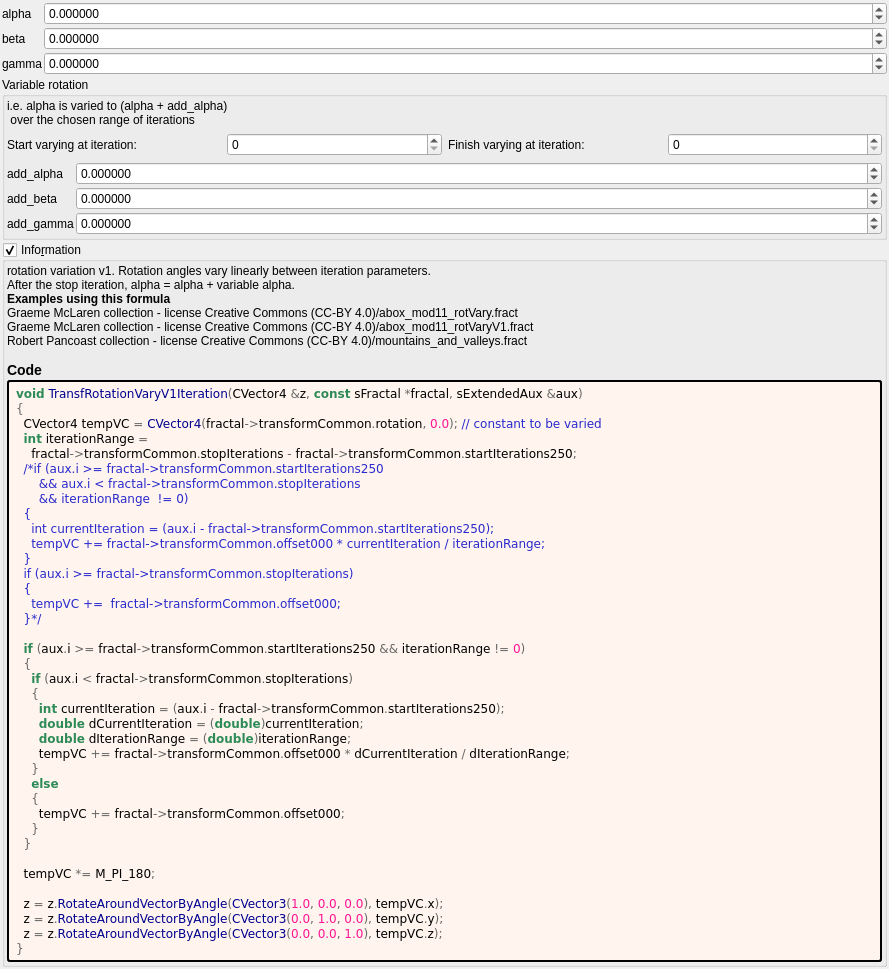
Old version of the form mandelbulber2/formula/ui/transf_rotation_vary_v1.ui in the repository buddhi1980/mandelbulber2.
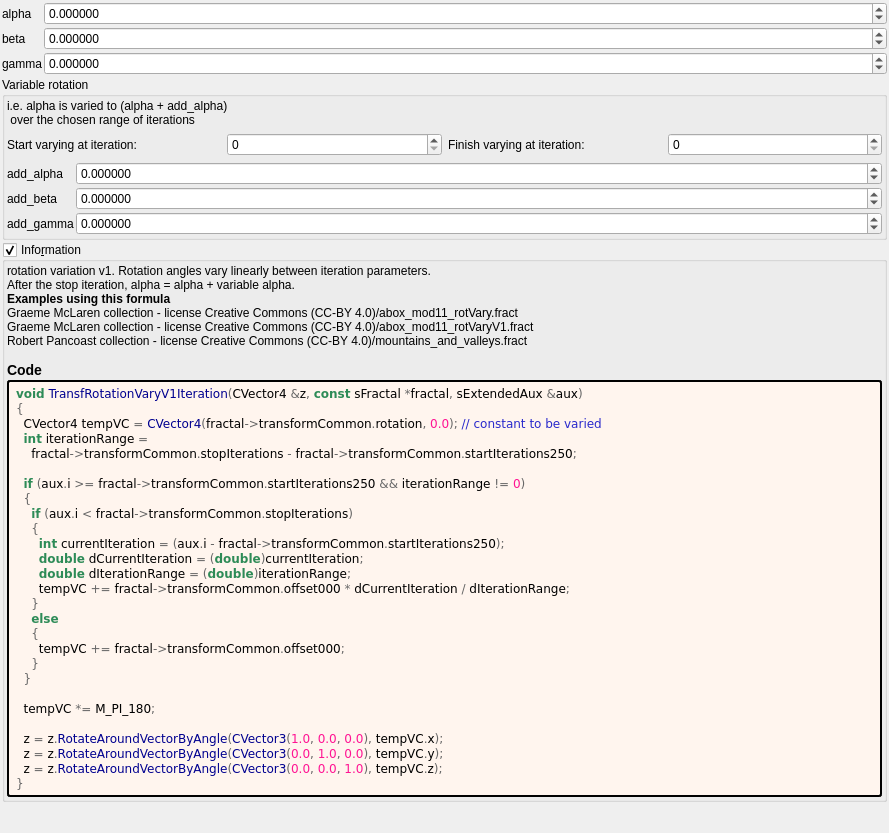
New version of the form. Custom widgets are drawn as their Qt base class.

What changed in the file:
```diff
--- a/mandelbulber2/formula/ui/transf_rotation_vary_v1.ui
+++ b/mandelbulber2/formula/ui/transf_rotation_vary_v1.ui
@@ -389,17 +389,6 @@
   CVector4 tempVC &lt;span style=&quot;color:#676767&quot;&gt;=&lt;/span&gt; &lt;span style=&quot;color:#00008f&quot;&gt;CVector4&lt;/span&gt;&lt;span style=&quot;color:#676767&quot;&gt;(&lt;/span&gt;fractal&lt;span style=&quot;color:#676767&quot;&gt;-&amp;gt;&lt;/span&gt;transformCommon&lt;span style=&quot;color:#676767&quot;&gt;.&lt;/span&gt;rotation&lt;span style=&quot;color:#676767&quot;&gt;,&lt;/span&gt; &lt;span style=&quot;color:#ff1493&quot;&gt;0.0&lt;/span&gt;&lt;span style=&quot;color:#676767&quot;&gt;);&lt;/span&gt; &lt;span style=&quot;color:#2929cc&quot;&gt;// constant to be varied&lt;/span&gt;
   &lt;span style=&quot;color:#2e8b57; font-weight:bold&quot;&gt;int&lt;/span&gt; iterationRange &lt;span style=&quot;color:#676767&quot;&gt;=&lt;/span&gt;
     fractal&lt;span style=&quot;color:#676767&quot;&gt;-&amp;gt;&lt;/span&gt;transformCommon&lt;span style=&quot;color:#676767&quot;&gt;.&lt;/span&gt;stopIterations &lt;span style=&quot;color:#676767&quot;&gt;-&lt;/span&gt; fractal&lt;span style=&quot;color:#676767&quot;&gt;-&amp;gt;&lt;/span&gt;transformCommon&lt;span style=&quot;color:#676767&quot;&gt;.&lt;/span&gt;startIterations250&lt;span style=&quot;color:#676767&quot;&gt;;&lt;/span&gt;
-  &lt;span style=&quot;color:#2929cc&quot;&gt;/*if (aux.i &amp;gt;= fractal-&amp;gt;transformCommon.startIterations250&lt;/span&gt;
-&lt;span style=&quot;color:#2929cc&quot;&gt;      &amp;amp;&amp;amp; aux.i &amp;lt; fractal-&amp;gt;transformCommon.stopIterations&lt;/span&gt;
-&lt;span style=&quot;color:#2929cc&quot;&gt;      &amp;amp;&amp;amp; iterationRange  != 0)&lt;/span&gt;
-&lt;span style=&quot;color:#2929cc&quot;&gt;  {&lt;/span&gt;
-&lt;span style=&quot;color:#2929cc&quot;&gt;    int currentIteration = (aux.i - fractal-&amp;gt;transformCommon.startIterations250);&lt;/span&gt;
-&lt;span style=&quot;color:#2929cc&quot;&gt;    tempVC += fractal-&amp;gt;transformCommon.offset000 * currentIteration / iterationRange;&lt;/span&gt;
-&lt;span style=&quot;color:#2929cc&quot;&gt;  }&lt;/span&gt;
-&lt;span style=&quot;color:#2929cc&quot;&gt;  if (aux.i &amp;gt;= fractal-&amp;gt;transformCommon.stopIterations)&lt;/span&gt;
-&lt;span style=&quot;color:#2929cc&quot;&gt;  {&lt;/span&gt;
-&lt;span style=&quot;color:#2929cc&quot;&gt;    tempVC +=  fractal-&amp;gt;transformCommon.offset000;&lt;/span&gt;
-&lt;span style=&quot;color:#2929cc&quot;&gt;  }*/&lt;/span&gt;
 
   &lt;span style=&quot;color:#2e8b57; font-weight:bold&quot;&gt;if&lt;/span&gt; &lt;span style=&quot;color:#676767&quot;&gt;(&lt;/span&gt;aux&lt;span style=&quot;color:#676767&quot;&gt;.&lt;/span&gt;i &lt;span style=&quot;color:#676767&quot;&gt;&amp;gt;=&lt;/span&gt; fractal&lt;span style=&quot;color:#676767&quot;&gt;-&amp;gt;&lt;/span&gt;transformCommon&lt;span style=&quot;color:#676767&quot;&gt;.&lt;/span&gt;startIterations250 &lt;span style=&quot;color:#676767&quot;&gt;&amp;amp;&amp;amp;&lt;/span&gt; iterationRange &lt;span style=&quot;color:#676767&quot;&gt;!=&lt;/span&gt; &lt;span style=&quot;color:#ff1493&quot;&gt;0&lt;/span&gt;&lt;span style=&quot;color:#676767&quot;&gt;)&lt;/span&gt;
   &lt;span style=&quot;color:#676767&quot;&gt;{&lt;/span&gt;
```
